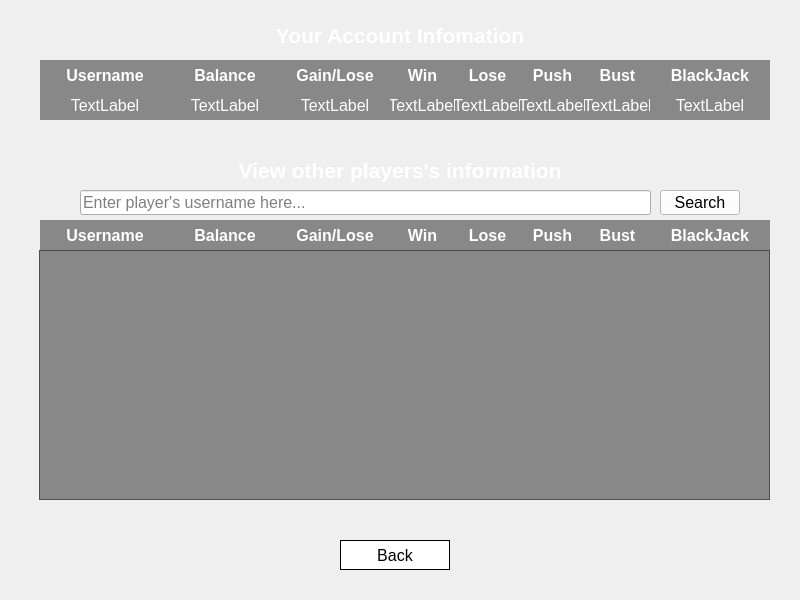
Old version of the form blackjack-client/ui/player_info.ui in the repository lehoangtran289/Blackjack.
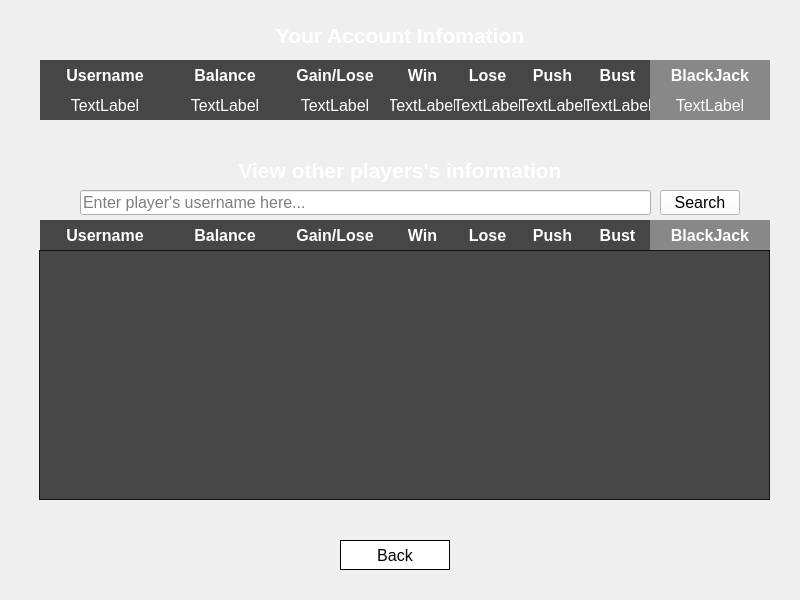
New version of the form. Icons and pictures are not drawn.

What changed in the file:
```diff
--- a/blackjack-client/ui/player_info.ui
+++ b/blackjack-client/ui/player_info.ui
@@ -143,7 +143,7 @@
     </font>
    </property>
    <property name="styleSheet">
-    <string notr="true">color: rgb(255, 255, 255);background-color: rgba(0, 0, 0, 110);</string>
+    <string notr="true">color: rgb(255, 255, 255);background-color: rgba(0, 0, 0, 180);</string>
    </property>
    <property name="verticalScrollBarPolicy">
     <enum>Qt::ScrollBarAlwaysOff</enum>
@@ -312,7 +312,7 @@
     </font>
    </property>
    <property name="styleSheet">
-    <string notr="true">color: rgb(255, 255, 255);background-color: rgba(0, 0, 0, 110);</string>
+    <string notr="true">color: rgb(255, 255, 255);background-color: rgba(0, 0, 0, 180);</string>
    </property>
    <property name="text">
     <string>Username</string>
@@ -339,7 +339,7 @@
     </font>
    </property>
    <property name="styleSheet">
-    <string notr="true">color: rgb(255, 255, 255);background-color: rgba(0, 0, 0, 110);</string>
+    <string notr="true">color: rgb(255, 255, 255);background-color: rgba(0, 0, 0, 180);</string>
    </property>
    <property name="text">
     <string>Balance</string>
@@ -366,7 +366,7 @@
     </font>
    </property>
    <property name="styleSheet">
-    <string notr="true">color: rgb(255, 255, 255);background-color: rgba(0, 0, 0, 110);</string>
+    <string notr="true">color: rgb(255, 255, 255);background-color: rgba(0, 0, 0, 180);</string>
    </property>
    <property name="text">
     <string>Gain/Lose</string>
@@ -393,7 +393,7 @@
     </font>
    </property>
    <property name="styleSheet">
-    <string notr="true">color: rgb(255, 255, 255);background-color: rgba(0, 0, 0, 110);</string>
+    <string notr="true">color: rgb(255, 255, 255);background-color: rgba(0, 0, 0, 180);</string>
    </property>
    <property name="text">
     <string>Win</string>
@@ -420,7 +420,7 @@
     </font>
    </property>
    <property name="styleSheet">
-    <string notr="true">color: rgb(255, 255, 255);background-color: rgba(0, 0, 0, 110);</string>
+    <string notr="true">color: rgb(255, 255, 255);background-color: rgba(0, 0, 0, 180);</string>
    </property>
    <property name="text">
     <string>Lose</string>
@@ -447,7 +447,7 @@
     </font>
    </property>
    <property name="styleSheet">
-    <string notr="true">color: rgb(255, 255, 255);background-color: rgba(0, 0, 0, 110);</string>
+    <string notr="true">color: rgb(255, 255, 255);background-color: rgba(0, 0, 0, 180);</string>
    </property>
    <property name="text">
     <string>Push</string>
@@ -474,7 +474,7 @@
     </font>
    </property>
    <property name="styleSheet">
-    <string notr="true">color: rgb(255, 255, 255);background-color: rgba(0, 0, 0, 110);</string>
+    <string notr="true">color: rgb(255, 255, 255);background-color: rgba(0, 0, 0, 180);</string>
    </property>
    <property name="text">
     <string>Bust</string>
@@ -528,7 +528,7 @@
     </font>
    </property>
    <property name="styleSheet">
-    <string notr="true">color: rgb(255, 255, 255);background-color: rgba(0, 0, 0, 110);</string>
+    <string notr="true">color: rgb(255, 255, 255);background-color: rgba(0, 0, 0, 180);</string>
    </property>
    <property name="text">
     <string>TextLabel</string>
@@ -558,7 +558,7 @@
     </font>
    </property>
    <property name="styleSheet">
-    <string notr="true">color: rgb(255, 255, 255);background-color: rgba(0, 0, 0, 110);</string>
+    <string notr="true">color: rgb(255, 255, 255);background-color: rgba(0, 0, 0, 180);</string>
    </property>
    <property name="text">
     <string>TextLabel</string>
@@ -588,7 +588,7 @@
     </font>
    </property>
    <property name="styleSheet">
-    <string notr="true">color: rgb(255, 255, 255);background-color: rgba(0, 0, 0, 110);</string>
+    <string notr="true">color: rgb(255, 255, 255);background-color: rgba(0, 0, 0, 180);</string>
    </property>
    <property name="text">
     <string>TextLabel</string>
@@ -618,7 +618,7 @@
     </font>
    </property>
    <property name="styleSheet">
-    <string notr="true">color: rgb(255, 255, 255);background-color: rgba(0, 0, 0, 110);</string>
+    <string notr="true">color: rgb(255, 255, 255);background-color: rgba(0, 0, 0, 180);</string>
    </property>
    <property name="text">
     <string>TextLabel</string>
@@ -648,7 +648,7 @@
     </font>
    </property>
    <property name="styleSheet">
-    <string notr="true">color: rgb(255, 255, 255);background-color: rgba(0, 0, 0, 110);</string>
+    <string notr="true">color: rgb(255, 255, 255);background-color: rgba(0, 0, 0, 180);</string>
    </property>
    <property name="text">
     <string>TextLabel</string>
@@ -678,7 +678,7 @@
     </font>
    </property>
    <property name="styleSheet">
-    <string notr="true">color: rgb(255, 255, 255);background-color: rgba(0, 0, 0, 110);</string>
+    <string notr="true">color: rgb(255, 255, 255);background-color: rgba(0, 0, 0, 180);</string>
    </property>
    <property name="text">
     <string>TextLabel</string>
@@ -708,7 +708,7 @@
     </font>
    </property>
    <property name="styleSheet">
-    <string notr="true">color: rgb(255, 255, 255);background-color: rgba(0, 0, 0, 110);</string>
+    <string notr="true">color: rgb(255, 255, 255);background-color: rgba(0, 0, 0, 180);</string>
    </property>
    <property name="text">
     <string>TextLabel</string>
@@ -798,7 +798,7 @@
     </font>
    </property>
    <property name="styleSheet">
-    <string notr="true">color: rgb(255, 255, 255);background-color: rgba(0, 0, 0, 110);</string>
+    <string notr="true">color: rgb(255, 255, 255);background-color: rgba(0, 0, 0, 180);</string>
    </property>
    <property name="text">
     <string>Bust</string>
@@ -828,7 +828,7 @@
     </font>
    </property>
    <property name="styleSheet">
-    <string notr="true">color: rgb(255, 255, 255);background-color: rgba(0, 0, 0, 110);</string>
+    <string notr="true">color: rgb(255, 255, 255);background-color: rgba(0, 0, 0, 180);</string>
    </property>
    <property name="text">
     <string>Lose</string>
@@ -858,7 +858,7 @@
     </font>
    </property>
    <property name="styleSheet">
-    <string notr="true">color: rgb(255, 255, 255);background-color: rgba(0, 0, 0, 110);</string>
+    <string notr="true">color: rgb(255, 255, 255);background-color: rgba(0, 0, 0, 180);</string>
    </property>
    <property name="text">
     <string>Push</string>
@@ -888,7 +888,7 @@
     </font>
    </property>
    <property name="styleSheet">
-    <string notr="true">color: rgb(255, 255, 255);background-color: rgba(0, 0, 0, 110);</string>
+    <string notr="true">color: rgb(255, 255, 255);background-color: rgba(0, 0, 0, 180);</string>
    </property>
    <property name="text">
     <string>Win</string>
@@ -918,7 +918,7 @@
     </font>
    </property>
    <property name="styleSheet">
-    <string notr="true">color: rgb(255, 255, 255);background-color: rgba(0, 0, 0, 110);</string>
+    <string notr="true">color: rgb(255, 255, 255);background-color: rgba(0, 0, 0, 180);</string>
    </property>
    <property name="text">
     <string>Gain/Lose</string>
@@ -948,7 +948,7 @@
     </font>
    </property>
    <property name="styleSheet">
-    <string notr="true">color: rgb(255, 255, 255);background-color: rgba(0, 0, 0, 110);</string>
+    <string notr="true">color: rgb(255, 255, 255);background-color: rgba(0, 0, 0, 180);</string>
    </property>
    <property name="text">
     <string>Balance</string>
@@ -978,7 +978,7 @@
     </font>
    </property>
    <property name="styleSheet">
-    <string notr="true">color: rgb(255, 255, 255);background-color: rgba(0, 0, 0, 110);</string>
+    <string notr="true">color: rgb(255, 255, 255);background-color: rgba(0, 0, 0, 180);</string>
    </property>
    <property name="text">
     <string>Username</string>
```
